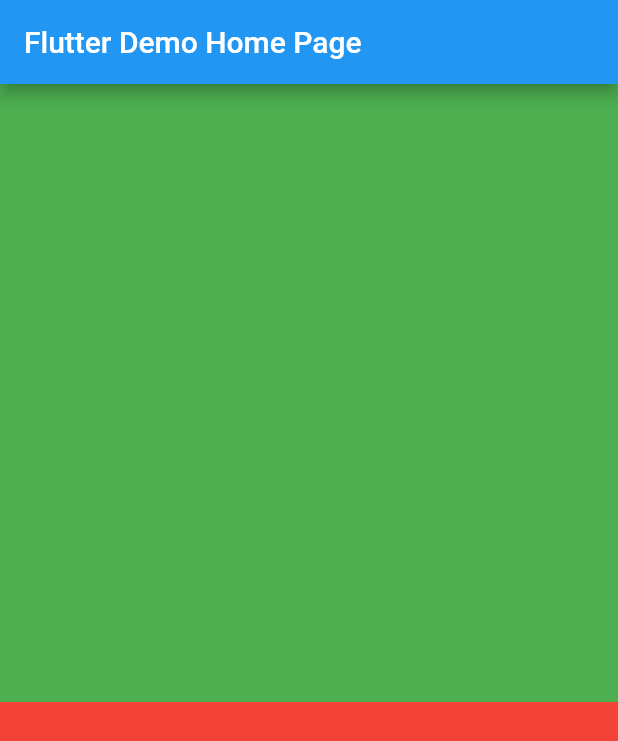
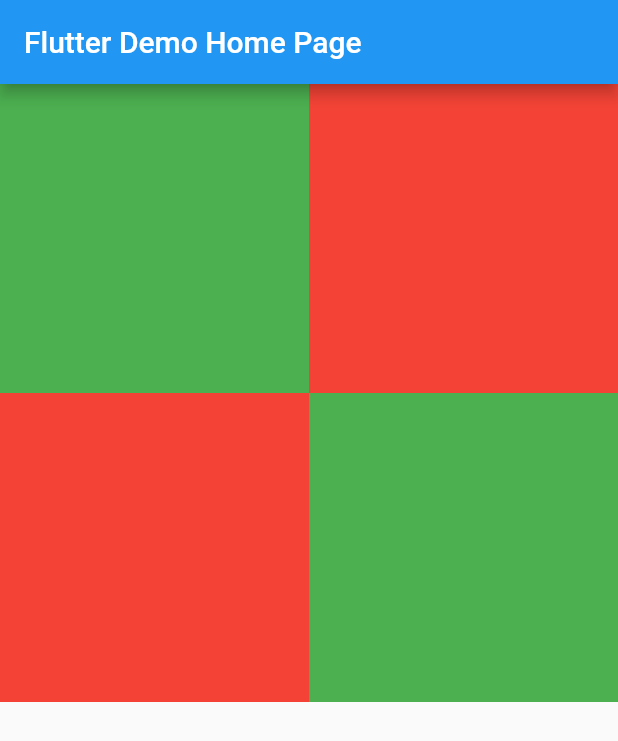
Before and after one commit to dan7sc/flutter-calculator, a Flutter app: the screen it shows after launch, on a phone screen of 412 x 824 dp. Shown: the top 741 px of the screen. Run offline on Flutter 3.47's test engine with Material 2 defaults, Android fonts, the phone set to English and light mode, and no system bars.

Commit message:
GridView with four containers

```diff
--- a/lib/main.dart
+++ b/lib/main.dart
@@ -35,17 +35,19 @@ class _MyHomePageState extends State<MyHomePage> {
       ),
       body: GridView(
         gridDelegate:
-        SliverGridDelegateWithFixedCrossAxisCount(crossAxisCount: 1),
+        SliverGridDelegateWithFixedCrossAxisCount(crossAxisCount: 2),
         children: [
           Container(
-            width: 100,
-            height: 100,
             color: Colors.green,
           ),
           Container(
-            width: 100,
-            height: 100,
             color: Colors.red,
+          ),
+          Container(
+            color: Colors.red,
+          ),
+          Container(
+            color: Colors.green,
           ),
         ],
       ),
```
